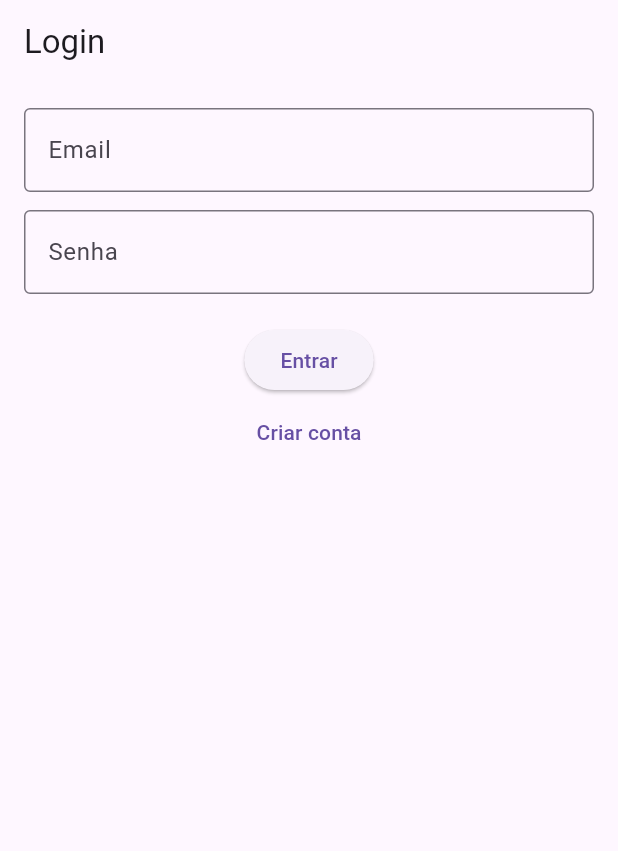
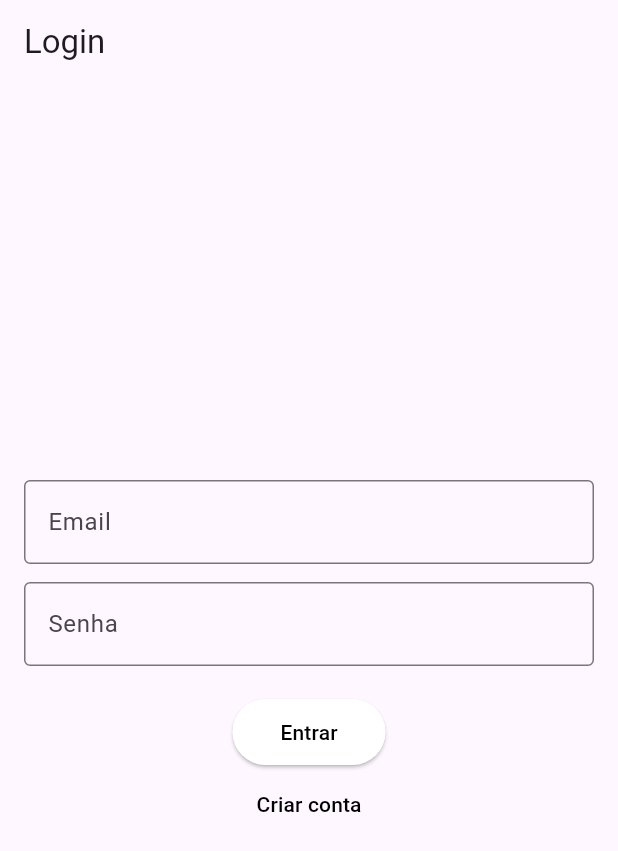
Before and after one commit to MrLucasjoel/-Devs2Blu_Tela_Login, a Flutter app: the screen it shows after launch, on a phone screen of 412 x 824 dp. Shown: the top 851 px of the screen. Run offline on Flutter 3.47's test engine with Material 3 defaults, Android fonts, the phone set to English and light mode, and no system bars.

Commit message:
reajustagem da tela de logui

```diff
--- a/lib/main.dart
+++ b/lib/main.dart
@@ -1,5 +1,5 @@
 import 'package:flutter/material.dart';
-import 'package:meuprojeto/src/app/app.dart';
+import 'package:meuprojeto/src/app/app_menu.dart';
 
 void main() {
   runApp(const MyApp());
--- a/lib/src/app/app.dart
+++ /dev/null
@@ -1,17 +0,0 @@
-import 'package:flutter/material.dart';
-import 'routes.dart';
-
-class MyApp extends StatelessWidget {
-  const MyApp({super.key});
-
-  @override
-  Widget build(BuildContext context) {
-    return MaterialApp(
-      debugShowCheckedModeBanner: false,
-      title: 'Login App',
-      theme: ThemeData(primarySwatch: Colors.blue),
-      initialRoute: '/',
-      routes: appRoutes,
-    );
-  }
-}
--- /dev/null
+++ b/lib/src/app/app_menu.dart
@@ -0,0 +1,39 @@
+
+import 'package:flutter/material.dart';
+import 'app_routes.dart';
+
+class MyApp extends StatelessWidget {
+  const MyApp({super.key});
+
+  @override
+  Widget build(BuildContext context) {
+    return MaterialApp(
+      debugShowCheckedModeBanner: false,
+      title: 'Login App',
+      theme: ThemeData(
+        // Cor primária do app
+        primarySwatch: Colors.green,
+
+        // Estilo global do botão "Entrar"
+        elevatedButtonTheme: ElevatedButtonThemeData(
+          style: ElevatedButton.styleFrom(
+            backgroundColor: Colors.white,    // Fundo do botão
+            foregroundColor: Colors.black,    // Texto branco
+            padding: const EdgeInsets.symmetric(
+              horizontal: 32, vertical: 12,
+            ),
+          ),
+        ),
+
+        // Estilo global do botão "Criar conta"
+        textButtonTheme: TextButtonThemeData(
+          style: TextButton.styleFrom(
+            foregroundColor: Colors.black, // Texto verde
+          ),
+        ),
+      ),
+      initialRoute: '/',
+      routes: appRoutes,
+    );
+  }
+}
--- a/lib/src/view/login_view.dart
+++ b/lib/src/view/login_view.dart
@@ -54,7 +54,8 @@ class _LoginViewState extends State<LoginView> {
   Widget build(BuildContext context) {
     return Scaffold(
       appBar: AppBar(title: const Text("Login")),
-      body: Padding(
+      body: Center(
+        child: SingleChildScrollView(
         padding: const EdgeInsets.all(16.0),
         child: Form(
           key: _formKey,
@@ -82,6 +83,7 @@ class _LoginViewState extends State<LoginView> {
           ),
         ),
       ),
+      )
     );
   }
 }
```
Also changed, not shown: lib/src/app/app_routes.dart (renamed from lib/src/app/routes.dart).
